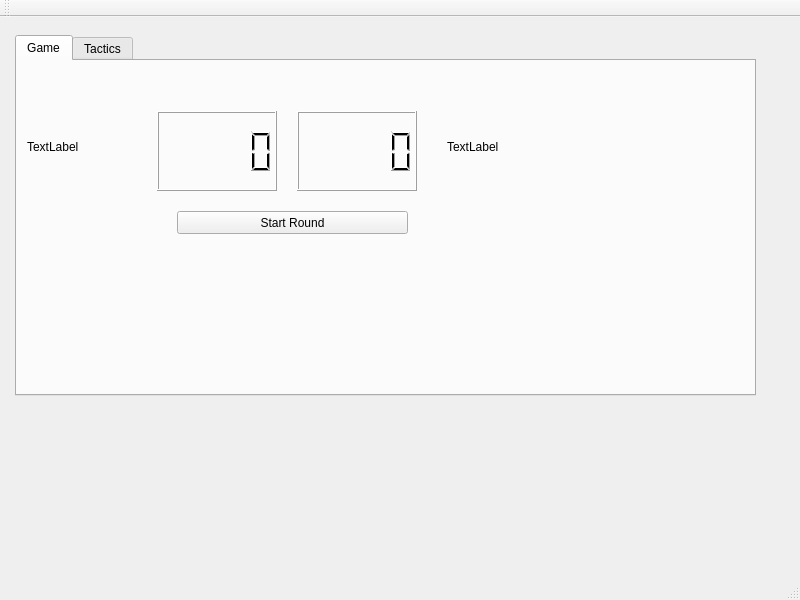
The window that mainwindow.ui (walsh06/grifball) describes before a commit, drawn with Qt 5.
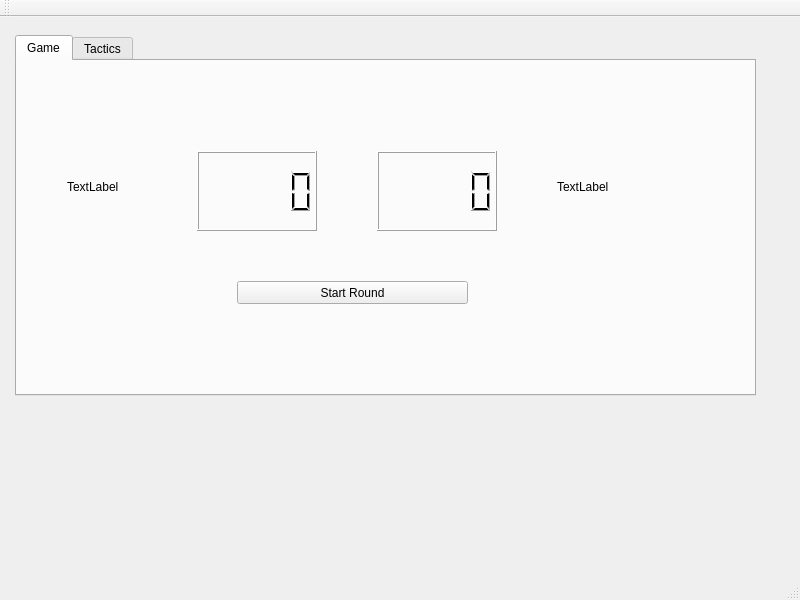
The same window after the commit. The open tabs and pages were chosen to show the change. Custom widgets are drawn as their Qt base class.

Patch:
```diff
--- a/mainwindow.ui
+++ b/mainwindow.ui
@@ -20,7 +20,7 @@
       <x>9</x>
       <y>9</y>
       <width>771</width>
-      <height>441</height>
+      <height>541</height>
      </rect>
     </property>
     <property name="currentIndex">
@@ -47,8 +47,8 @@
        <widget class="QPushButton" name="startButton">
         <property name="geometry">
          <rect>
-          <x>160</x>
-          <y>150</y>
+          <x>220</x>
+          <y>220</y>
           <width>231</width>
           <height>23</height>
          </rect>
@@ -60,8 +60,8 @@
        <widget class="QLCDNumber" name="teamOneScore">
         <property name="geometry">
          <rect>
-          <x>140</x>
-          <y>50</y>
+          <x>180</x>
+          <y>90</y>
           <width>120</width>
           <height>80</height>
          </rect>
@@ -73,8 +73,8 @@
        <widget class="QLabel" name="teamTwoName">
         <property name="geometry">
          <rect>
-          <x>430</x>
-          <y>70</y>
+          <x>540</x>
+          <y>110</y>
           <width>141</width>
           <height>31</height>
          </rect>
@@ -86,8 +86,8 @@
        <widget class="QLabel" name="teamOneName">
         <property name="geometry">
          <rect>
-          <x>10</x>
-          <y>70</y>
+          <x>50</x>
+          <y>110</y>
           <width>111</width>
           <height>31</height>
          </rect>
@@ -99,8 +99,8 @@
        <widget class="QLCDNumber" name="teamTwoScore">
         <property name="geometry">
          <rect>
-          <x>280</x>
-          <y>50</y>
+          <x>360</x>
+          <y>90</y>
           <width>120</width>
           <height>80</height>
          </rect>
```
Left out of the diff: 2 changed lines with no effect on the pictures.
